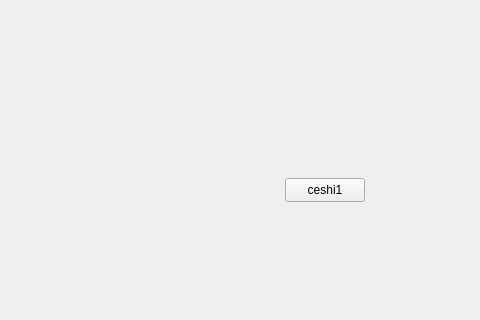
First picture: the form in mainwindow.ui, repository Saturday-365/PhotoShop-Lite, before the edit; both pictures show x 175 to 655 and y 121 to 441 of the 800 by 600 pixel window.
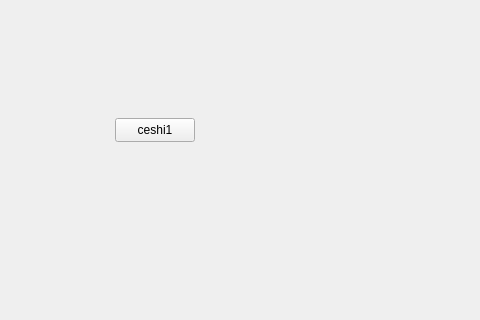
Second picture: the form after the edit.

What changed in the file:
```diff
--- a/mainwindow.ui
+++ b/mainwindow.ui
@@ -17,8 +17,8 @@
    <widget class="QPushButton" name="pushButton">
     <property name="geometry">
      <rect>
-      <x>460</x>
-      <y>280</y>
+      <x>290</x>
+      <y>220</y>
       <width>80</width>
       <height>24</height>
      </rect>
```
